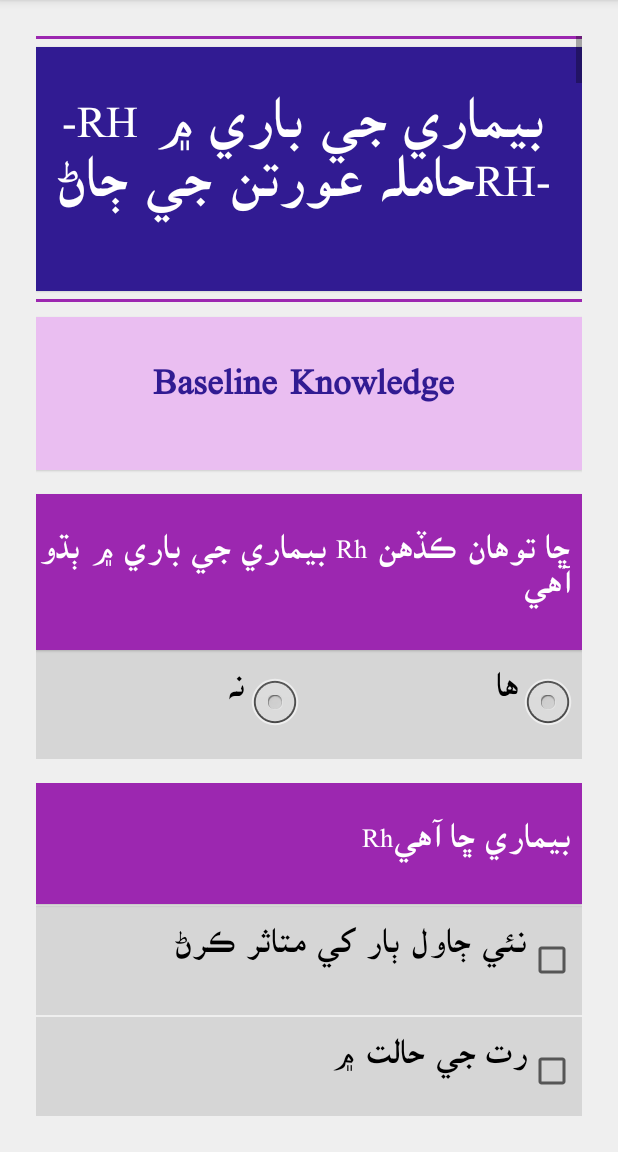
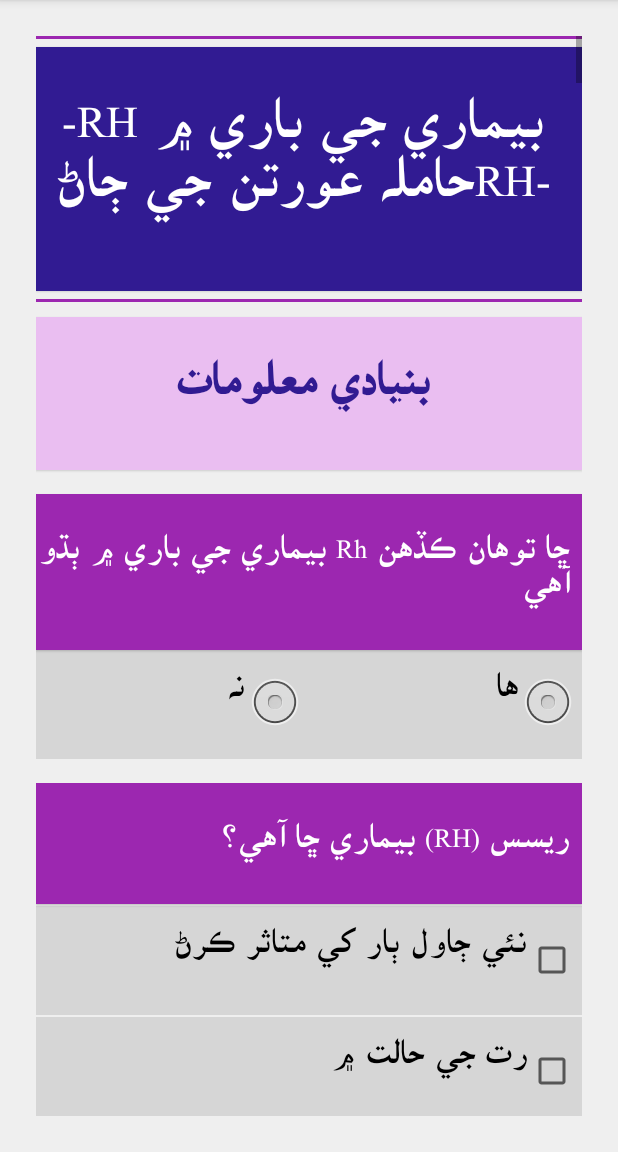
Before and after one commit to shznaqvi/rh-disease, an Android app: the F04AActivity screen opened directly, with no data from a screen before it, on a phone screen of 412 x 824 dp, the part 84-1236 px from its top. Run offline under Robolectric (Android 15) with nearby library versions, the phone set to English and light mode, and no system bars; our stand-ins replace ButterKnife; Roboto replaces fonts that are not available here.

Commit message:
activity for 5 and 6 updated

```diff
--- a/app/src/main/java/edu/aku/hassannaqvi/rhdisease/activities/Form3/F03AActivity.java
+++ b/app/src/main/java/edu/aku/hassannaqvi/rhdisease/activities/Form3/F03AActivity.java
@@ -388,6 +388,7 @@ public class F03AActivity extends AppCompatActivity implements RadioGroup.OnChec
         } else {
             fldGrpf03a002.setVisibility(View.GONE);
             MainApp.eligibleFlag = isInclude();
+            f03a002.clearCheck();
             f03a002date.setText(null);
         }
 
--- a/app/src/main/res/layout/activity_f04_a.xml
+++ b/app/src/main/res/layout/activity_f04_a.xml
@@ -43,7 +43,7 @@
             android:layout_marginTop="10dp"
             android:background="@color/pink_100"
             android:gravity="center"
-            android:text="Baseline Knowledge"
+            android:text="@string/f04subheading"
             android:textAppearance="?android:attr/textAppearanceLarge"
             android:textColor="@color/colorPrimaryDark"
             android:textSize="32sp"
@@ -1991,7 +1991,7 @@
                 android:layout_weight="1"
                 android:backgroundTint="@color/green"
                 android:onClick="startInterview"
-                android:text="@string/start_interview"
+                android:text="@string/nextSection"
                 android:textColor="#1ed61e" />
             <!--'onClick' for btn_Continue will call next section form e.g.: openSection2-->
 
--- a/app/src/main/res/values/strings.xml
+++ b/app/src/main/res/values/strings.xml
@@ -288,11 +288,13 @@
 
     <!-- Form 3-->
     <string name="screennum">چڪاسڻ جو نمبر</string>
-    <string name="participantName">Participant Name</string>
+    <string name="participantName">شرڪت ڪندڙ جو نالو</string>
     <string name="inclusion">شموليت جو معيار</string>
-    <string name="exclusion">تحقیق سے اخراج جو معيار</string>
+    <!--<string name="exclusion">تحقیق سے اخراج جو معيار</string>-->
+    <string name="exclusion">تحقيق مان نڪرڻ / خارج ٿيڻ جو معيار</string>
     <string name="f03heading"> شموليت ڪندڙ جي اهليت جي جاچ </string>
     <string name="f03a001"> ڇا شرڪت ڪندڙ حمل سان آهي </string>
+    <!--<string name="f03a001"> ڇا حصو وٺندڙ حمل سان آهي </string>-->
     <string name="f03a002"> ڇا شرڪت ڪندڙ جي حمل جو عرصو گھٽ ۾ گھٽ 13 هفتا يا ان کان زياده آهي </string>
     <string name="f03a002date"> آخري ماهواري جو پهريون ڏينهن </string>
     <string name="f03a003"> ڇا شرڪت ڪندڙ ٽي ايڇ ڪيو صحت مرڪز جي آس پاس 5 يونين ڪائونسل مان ڪنهن يوسي ۾ مستقل رهندڙ آهي </string>
@@ -315,8 +317,9 @@
     <!-- Form 4-->
 
     <string name="f04heading"> -RH  بيماري جي باري ۾ حامله عورتن جي ڄاڻRH-  </string>
+    <string name="f04subheading">بنيادي معلومات </string>
     <string name="f04a001"> ڇا توهان ڪڏهن Rh بيماري جي باري ۾ ٻڌو آهي </string>
-    <string name="f04a002"> بيماري ڇا آهيRh </string>
+    <string name="f04a002"> ريسس (RH) بيماري ڇا آهي؟</string>
     <string name="f04a002a"> نئي ڄاول ٻار کي متاثر ڪرڻ </string>
     <string name="f04a002b"> رت جي حالت ۾ </string>
     <string name="f04a002c"> ماءُ ۽ ٻار جي رت جي جزن ۾ فرق سبب </string>
@@ -332,15 +335,14 @@
     <string name="f04a002m"> حمل واري عورت جي ڪري ٿيڻ </string>
     <string name="f04a002n"> ڇا بچاءُ لائق آهي </string>
     <string name="f04a002777"> جواب ڏيڻ کان انڪار </string>
-    <string name="f04a003">آر _ ايڇ (RH) بيماري ڪنهن کي ٿي سگھي ٿي
-  غير ضروري جواب نه ڏيو </string>"
+    <string name="f04a003">ريسس (RH ) بيماري ڪنهن کي ٿي سگھي ٿي؟ غير ضروري جواب نه ڏيو </string>
     <string name="f04a003a"> تمام نوا ڄاول ٻار </string>
-    <string name="f04a003b"> Rh +ve newborns </string>
-    <string name="f04a003c"> Rh –ve newborns </string>
-    <string name="f04a003d"> Rh +ve newborns born to Rh -ve women </string>
-    <string name="f04a003e"> Rh -ve newborns born to Rh -ve women </string>
-    <string name="f04a003f"> Rh -ve newborns born to Rh +ve women </string>
-    <string name="f04a003g"> عورتن کي زياده خطرو آهي </string>
+    <string name="f04a003b"> نون ڄاول  Rh +ve ٻارن کي  </string>
+    <string name="f04a003c"> نون ڄاول  Rh -ve ٻارن کي  </string>
+    <string name="f04a003d"> Rh +ve ٻارن کان Rh –ve عورتن کي </string>
+    <string name="f04a003e"> RH-ve  نون ڄاول ٻارن کان Rh –ve عورتن کي </string>
+    <string name="f04a003f"> Rh –ve نون ڄاول ٻارن کان Rh +ve عورتن کي </string>
+    <string name="f04a003g">RH-Ve عورتن مان پهرئين حمل واري ٻار کي زياده خطرو  آهي </string>
     <string name="f04a003h"> صرف پهريون پيدا ٿيل نئون ٻار </string>
     <string name="f04a003i"> صرف پهرين ٻار کان علاوه نئون ڄاول ٻار کي </string>
     <string name="f04a003j"> ٻار ۽ ماءُ </string>
@@ -351,14 +353,14 @@
     <string name="f04a003o"> حمل واري عورت </string>
     <string name="f04a003p"> ڪا به بالغ عورت </string>
     <string name="f04a003q"> ڪو به بالغ مرد </string>
-    <string name="f04a004"> بيماري ڇو ٿيندي آهيRh </string>
+    <string name="f04a004">ريسس  (RH ) بيماري ڇو ٿيندي آهي؟ </string>
     <string name="f04a004a"> نئي ڄاول جو رت ماءُ جي رت مطابق نٿو رکي </string>
-    <string name="f04a004b"> Rh-ve mother is exposed to the blood of her Rh+ve fetus </string>
-    <string name="f04a004c"> Maternal immune system produces Abs that can attack the baby </string>
-    <string name="f04a004d"> Rh-ve woman conceives child with Rh+ve man </string>
+    <string name="f04a004b"> RH-ve ماءُ کي پنهنجي Rh+ve ٻار جي رت مان خطرو آهي </string>
+    <string name="f04a004c">ماءُ جي مدافعتي نظام abs  پيدا ڪري ٿي جيڪا ٻار تي حملو ڪري سگهي ٿي</string>
+    <string name="f04a004d"> Rh-ve عورت جيڪڏهن Rh+ve  مرد جي سار سنڀال ڪري يا ڄڻي ته</string>
     <string name="f04a004e"> قوت مدافلعت جي بيماري </string>
     <string name="f04a004f"> رت جي بيماري </string>
-    <string name="f04a004g"> Evil Spirits/curse </string>
+    <string name="f04a004g">خراب يا شيطاني خيال  </string>
     <string name="f04a004h"> ماءُ کي بيماري آهي </string>
     <string name="f04a004i"> پيءُ کي بيماري آهي </string>
     <string name="f04a004j"> ماءُ جي رت جو گروپ ناياب آهي </string>
@@ -366,7 +368,7 @@
     <string name="f04a004l"> ماروتي /پيدائشي بيماري </string>
     <string name="f04a004m"> حفاظتي ٽيڪا </string>
     <string name="f04a004n"> دوائون </string>
-    <string name="f04a004o"> Vitamin K shot </string>
+    <string name="f04a004o">وٽامن  K جي گهٽتائي </string>
     <string name="f04a005">  آر ايڇ (Rh)بيماري جي سيريئس ڪيس ۾ ڇا ٿي سگھي ٿو </string>
     <string name="f04a005a"> پاڻ ئي ٻار ضايح ٿي وڃڻ </string>
     <string name="f04a005b"> مرده پيدائش </string>
@@ -383,7 +385,7 @@
     <string name="f04a005m"> زباني ڪمزوري (ڳالهائڻ) </string>
     <string name="f04a005n"> سوڄ </string>
     <string name="f04a005o"> ٻار جو بيمار رهڻ </string>
-    <string name="f04a006"> بابت معلومات هجڻ ڪنهن جي لاءِ ضروري آهيRh </string>
+    <string name="f04a006"> ريسس  (RH ) بيماري بابت معلومات هجڻ ڪنهن جي لاءِ ضروري آهي؟ </string>
     <string name="f04a006a"> ماءُ </string>
     <string name="f04a006b"> ٻار </string>
     <string name="f04a006c"> پيءُ </string>
@@ -391,23 +393,23 @@
     <string name="f04a006e"> ڏاڏي </string>
     <string name="f04a006f"> نانا </string>
     <string name="f04a006g"> ڏاڏا </string>
-    <string name="f04a007"> بيماري توهان ڪيئين سڃاڻي سگھو ٿاRhعورت جي </string>
+    <string name="f04a007"> توهان عورت ۾ ريسس  (RH ) بيماري جي تشخيص ڪيئن ٿا ڪري سگهو؟ </string>
     <string name="f04a007a"> رت جو نمونو </string>
-    <string name="f04a007b"> Hemaglutination test </string>
+    <string name="f04a007b"> هيماگليوٽينيشن ٽيسٽ </string>
     <string name="f04a007c"> ليب ٽيسٽ </string>
     <string name="f04a007d"> پيشاب جي ٽيسٽ </string>
     <string name="f04a007e"> گزريل حمل جي معلومات </string>
-    <string name="f04a007f"> Point-of-care Eldon card </string>
-    <string name="f04a008"> بيماري کان ڪيئن بچي سگھو ٿاRh </string>
-    <string name="f04a008a"> عورت جي Rh جي حيٽيٽ جو تعين ڪيو </string>
+    <string name="f04a007f"> پوائنٽ آف ڪيئر ايلڊن ڪارڊ </string>
+    <string name="f04a008">  ريسس (RH ) بيماري کان ڪيئن بچي سگھو ٿا؟</string>
+    <string name="f04a008a">حامله عورت جي Rh جي حيثيت جو تعين ڪيو</string>
     <string name="f04a008b"> نگراني ڪيو ته Rhlg prophylaxis بيماري کان Rh-ve حاملا عورت تائين </string>
-    <string name="f04a008c"> نئين ڄاول ٻارن جي Rh جو تعين ڪيو </string>
-    <string name="f04a008d"> تعين ڪيو ته عورتRh-ve آهي مايوسي </string>
+    <string name="f04a008c"> نئين ڄاول ٻارن جي Rh جو تعين ڪيو تعين ڪيو ته عورت Rh-ve آهي</string>
+    <string name="f04a008d">مايوسي </string>
     <string name="f04a008e"> دوائون </string>
     <string name="f04a008f"> حفاظتي ٽيڪا </string>
     <string name="f04a008g"> ڊاڪٽر ڏانهن ويندا آهيون </string>
     <string name="f04a008h"> ٽيڪا </string>
-    <string name="f04a008i"> RhoGam </string>
+    <string name="f04a008i">روگام </string>
     <string name="f04a009"> جيڪڏهن معلوم ٿيو ته توهان جو ٻار Rh بيماري جي رسڪ تي آهي ته ڪيتري Rhlg جي خوراڪ (مقدار) ڏني وڃي </string>
     <string name="f04a009a"> هڪ </string>
     <string name="f04a009b"> ٻه </string>
@@ -418,16 +420,16 @@
     <string name="f04a010b"> ويم جي 28 هفتن وقت </string>
     <string name="f04a010c"> ويم جي 28 هفتن کان پوءِ </string>
     <string name="f04a010d"> ويم کان پوءِ (ڪنهن به وقت) </string>
-    <string name="f04a010e"> ويم جي 2 ڪلاڪن جي اندر </string>
-    <string name="f04a011"> توهان جي خيال ۾ ڪيترا فيصد حمل ۾ نون ڄاول ٻارن کي آر ايڇ جي بيماري ٿين جو خطرو موجود آهي </string>
-    <string name="f04a011a"> 0 </string>
-    <string name="f04a011b"> >0 to 5 </string>
-    <string name="f04a011c"> 6 to 10 </string>
-    <string name="f04a011d"> 11 to 50 </string>
-    <string name="f04a011e"> 51 to 80 </string>
-    <string name="f04a011f"> 81 to 100 </string>
-    <string name="f04a012"> بيماري جي باري توهان ڪٿان سکيوRh </string>
-    <string name="f04a012a"> منهنجي پنهنجي طبعي ترينيگ ۾ </string>
+    <string name="f04a010e"> ويم جي 2 ڪلاڪن  -جي اندر </string>
+    <string name="f04a011"> توهان جي خيال ۾ ڪيترا فيصد حمل ۾ نون ڄاول ٻارن کي آر ايڇ جي بيماري ٿين جو خطرو- موجود آهي </string>
+    <string name="f04a011a"> 0%  </string>
+    <string name="f04a011b">% 0  کان &lt;5%</string>
+    <string name="f04a011c">%6  کان 10%</string>
+    <string name="f04a011d">%50  کان 11%</string>
+    <string name="f04a011e">%80  کان 51%</string>
+    <string name="f04a011f">%100  کان 81%</string>
+    <string name="f04a012"> ريسس  (RH) بيماري جي باري توهان ڪٿان سکيو؟ </string>
+    <string name="f04a012a"> منهنجي پنهنجي طبعي ترينيگ ۾  </string>
     <string name="f04a012b"> منهنجي پنهنجي ايل ايڇ وي ٽرينيگ ۾ </string>
     <string name="f04a012c"> منهنجي پنهنجي نرسينگ ٽرينيگ ۾ </string>
     <string name="f04a012d"> منهنجي حمل جي دوران </string>
@@ -445,7 +447,7 @@
     <string name="f04a012p"> دوست جي ذريعي </string>
     <string name="f04a012q"> بيماري جي باري ۾ ناهي سکيو </string>
     <string name="f04a012r"> ڊاڪٽر کان </string>
-    <string name="f04a013"> صحت جي سنڀال جي ورڪرن توهان کي Rh بيماري بابت ڪهڙي سکيا ڏني </string>
+    <string name="f04a013">صحت جي سنڀال جي ورڪرن مان  توهان کي ريسس  (RH) بيماري بابت ڪنهن سکيا ڏني؟  </string>
     <string name="f04a013a"> ڊاڪٽر </string>
     <string name="f04a013b"> نرس </string>
     <string name="f04a013c"> ايل ايڇ ڊبليو </string>
@@ -473,13 +475,13 @@
     <string name="f04a017h"> رت جي گروپ صحيح نه هجڻ </string>
     <string name="f04a017i"> پيشاب جي نالي جو انفيڪشن </string>
     <string name="f04a017j"> خوراڪ جي وجھ سان </string>
-    <string name="f04a017k"> Rh Disease </string>
-    <string name="f04a017l"> Evil spirits/curse </string>
+    <string name="f04a017k"> ريسس (RH) جي بيماري </string>
+    <string name="f04a017l"> خراب يا شيطاني خيال  </string>
     <string name="f04a017m"> ماءَ جي خوراڪ جي وجھ سان </string>
-    <string name="f04a017n"> Ingestion of yellow coloured food </string>
+    <string name="f04a017n"> زرد رنگ جي کاڌ خوراڪ </string>
     <string name="f04a017o"> گھٽ وزن ٻار/وقت کان پهرين پيدائش </string>
-    <string name="f04a017p"> Ingestion of hot food </string>
-    <string name="f04a017q"> Ingestion of cold food </string>
+    <string name="f04a017p">گرم کاڌ خوراڪ</string>
+    <string name="f04a017q"> ٿڌي کاڌ خوراڪ</string>
     <string name="f04a018"> ڇا توهان کي ڪڏهن نئي ڄاول ٻار جون اکيون هٿن ۽ پيرن جون تريون يا چمڙي جو رنگ پيلو نظر آيو آهي </string>
     <string name="f04a019"> اگر توهان نئي ڄاول ٻار ۾ هيڊائڻ ڏٺي هئي جنهن جي توهان سارسنڀال ڪئي هئي توهان ان جي ڪهڙو بندوبست ڪيو هو </string>
     <string name="f04a019a"> مون نئي ڄاول ٻار م علامت نه ڏٺي هئي </string>
```
Also changed, not shown: 1 other file.
